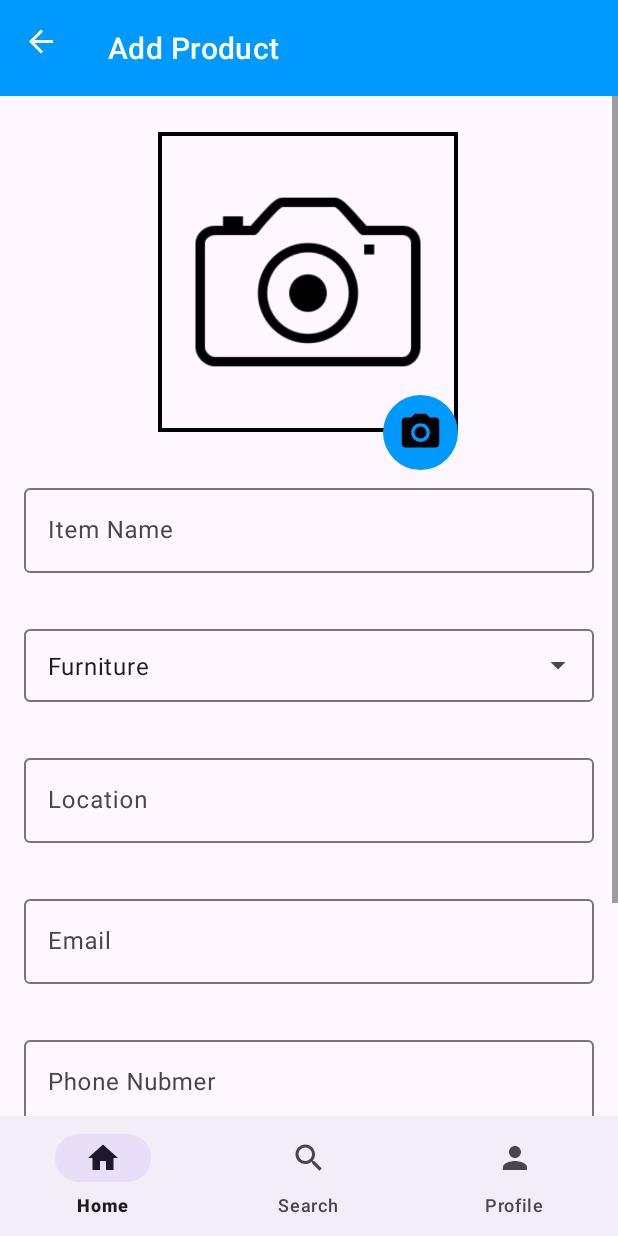
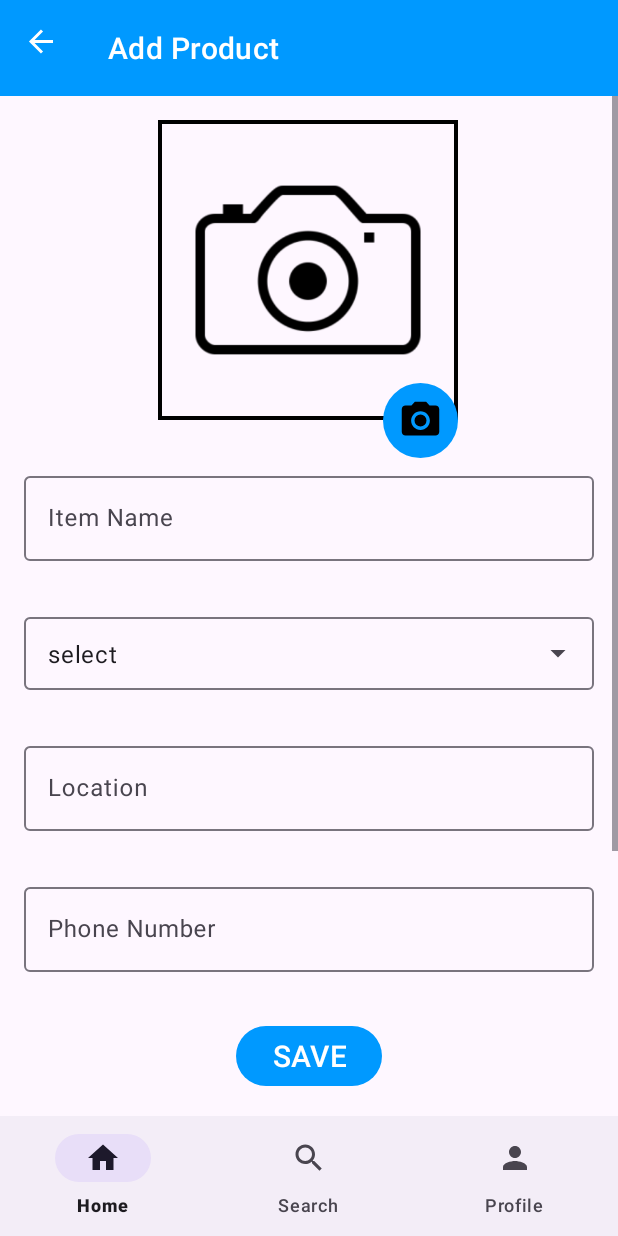
Before and after one commit to Theekshana/ReuseMarket, an Android app: the AddItemFragment screen opened through its navigation route, on a phone screen of 412 x 824 dp. Run offline under Robolectric (Android 15) with nearby library versions, the phone set to English and light mode, and no system bars; our stand-ins replace Dagger/Hilt's generated code, Firebase (no records; nobody signed in at launch, a user with empty details on screens opened directly), data binding, navigation-ui.

Commit message:
change data class

```diff
--- a/app/src/main/java/com/example/reusemarket/model/AllItem.kt
+++ b/app/src/main/java/com/example/reusemarket/model/AllItem.kt
@@ -11,6 +11,9 @@ data class AllItem(
     val itemImage: Uri? = null,
     val name: String? = null,
     val category: String? = null,
-    var email: String? = null
+    var email: String? = null,
+    var location: String? = null,
+    var phoneNumber: String? = null,
+    var description: String? = null,
 
 ): Parcelable
--- a/app/src/main/res/layout/fragment_add_item.xml
+++ b/app/src/main/res/layout/fragment_add_item.xml
@@ -3,39 +3,34 @@
     xmlns:app="http://schemas.android.com/apk/res-auto"
     xmlns:tools="http://schemas.android.com/tools">
 
+    <FrameLayout
+        android:layout_width="match_parent"
+        android:layout_height="match_parent">
+
+        <LinearLayout
+            android:layout_width="match_parent"
+            android:layout_height="match_parent"
+            android:orientation="vertical">
+
             <ScrollView
                 android:layout_width="match_parent"
-        android:layout_height="match_parent"
+                android:layout_height="0dp"
+                android:layout_weight="1"
                 android:fillViewport="true">
+
 
                 <androidx.constraintlayout.widget.ConstraintLayout
                     android:id="@+id/addItemLayout"
                     android:layout_width="match_parent"
                     android:layout_height="wrap_content"
-            tools:context=".views.data.AddItemFragment">
+                    tools:context=".views.additem.AddItemFragment">
 
-            <!--<com.google.android.material.appbar.AppBarLayout
-            android:id="@+id/appBarLayout2"
-            android:layout_width="0dp"
-            android:layout_height="wrap_content"
-            app:layout_constraintEnd_toEndOf="parent"
-            app:layout_constraintStart_toStartOf="parent"
-            app:layout_constraintTop_toTopOf="parent">
-
-            <com.google.android.material.appbar.MaterialToolbar
-                android:id="@+id/topAppBar"
-                style="@style/Widget.MaterialComponents.Toolbar.Primary"
-                android:layout_width="match_parent"
-                android:layout_height="?attr/actionBarSize"
-                app:title="@string/app_name" />
-
-        </com.google.android.material.appbar.AppBarLayout>-->
 
                     <com.google.android.material.imageview.ShapeableImageView
                         android:id="@+id/itemImageView"
                         android:layout_width="@dimen/imageView_layout_width"
                         android:layout_height="@dimen/imageView_layout_height"
-                android:layout_marginTop="24dp"
+                        android:layout_marginTop="16dp"
                         android:contentDescription="@string/todo"
                         android:scaleType="centerCrop"
                         android:src="@drawable/camera_icon"
@@ -100,12 +95,12 @@
                             android:layout_height="wrap_content"
                             android:layout_weight="1"
                             android:inputType="none"
-                    android:text="@string/furniture"
+                            android:text="@string/select"
                             tools:ignore="LabelFor,VisualLintTextFieldSize" />
                     </com.google.android.material.textfield.TextInputLayout>
 
                     <com.google.android.material.textfield.TextInputLayout
-                android:id="@+id/textInputLayout2"
+                        android:id="@+id/tiLocation"
                         android:layout_width="0dp"
                         android:layout_height="wrap_content"
                         android:layout_marginStart="@dimen/margin_start"
@@ -116,6 +111,7 @@
                         app:layout_constraintTop_toBottomOf="@+id/etCategory">
 
                         <com.google.android.material.textfield.TextInputEditText
+                            android:id="@+id/etLocation"
                             android:layout_width="match_parent"
                             android:layout_height="wrap_content"
                             android:hint="@string/Location"
@@ -123,7 +119,7 @@
                     </com.google.android.material.textfield.TextInputLayout>
 
                     <com.google.android.material.textfield.TextInputLayout
-                android:id="@+id/textInputLayout3"
+                        android:id="@+id/tiPhoneNumber"
                         android:layout_width="0dp"
                         android:layout_height="wrap_content"
                         android:layout_marginStart="@dimen/margin_start"
@@ -131,17 +127,19 @@
                         android:layout_marginEnd="@dimen/margin_end"
                         app:layout_constraintEnd_toEndOf="parent"
                         app:layout_constraintStart_toStartOf="parent"
-                app:layout_constraintTop_toBottomOf="@+id/textInputLayout2">
+                        app:layout_constraintTop_toBottomOf="@+id/tiLocation">
 
                         <com.google.android.material.textfield.TextInputEditText
+                            android:id="@+id/etPhoneNumber"
                             android:layout_width="match_parent"
                             android:layout_height="wrap_content"
-                    android:hint="@string/Email"
-                    tools:ignore="VisualLintTextFieldSize,TextContrastCheck" />
+                            android:hint="@string/phone_number"
+                            android:textColorHint="#546E7A"
+                            tools:ignore="TextContrastCheck,VisualLintTextFieldSize" />
                     </com.google.android.material.textfield.TextInputLayout>
 
                     <com.google.android.material.textfield.TextInputLayout
-                android:id="@+id/textInputLayout5"
+                        android:id="@+id/tiDescription"
                         android:layout_width="0dp"
                         android:layout_height="wrap_content"
                         android:layout_marginStart="@dimen/margin_start"
@@ -149,28 +147,10 @@
                         android:layout_marginEnd="@dimen/margin_end"
                         app:layout_constraintEnd_toEndOf="parent"
                         app:layout_constraintStart_toStartOf="parent"
-                app:layout_constraintTop_toBottomOf="@+id/textInputLayout3">
+                        app:layout_constraintTop_toBottomOf="@+id/tiPhoneNumber">
 
                         <com.google.android.material.textfield.TextInputEditText
-                    android:layout_width="match_parent"
-                    android:layout_height="wrap_content"
-                    android:hint="@string/phone_nubmer"
-                    android:textColorHint="#546E7A"
-                    tools:ignore="TextContrastCheck,VisualLintTextFieldSize" />
-            </com.google.android.material.textfield.TextInputLayout>
-
-            <com.google.android.material.textfield.TextInputLayout
-                android:id="@+id/textInputLayout6"
-                android:layout_width="0dp"
-                android:layout_height="wrap_content"
-                android:layout_marginStart="@dimen/margin_start"
-                android:layout_marginTop="@dimen/margin_top"
-                android:layout_marginEnd="@dimen/margin_end"
-                app:layout_constraintEnd_toEndOf="parent"
-                app:layout_constraintStart_toStartOf="parent"
-                app:layout_constraintTop_toBottomOf="@+id/textInputLayout5">
-
-                <com.google.android.material.textfield.TextInputEditText
+                            android:id="@+id/etDescription"
                             android:layout_width="match_parent"
                             android:layout_height="wrap_content"
                             android:hint="@string/description"
@@ -180,28 +160,30 @@
                             tools:ignore="TextContrastCheck,VisualLintTextFieldSize" />
                     </com.google.android.material.textfield.TextInputLayout>
 
+
+                </androidx.constraintlayout.widget.ConstraintLayout>
+
+
+            </ScrollView>
+
             <Button
                 android:id="@+id/btnAddItem"
                 android:layout_width="wrap_content"
                 android:layout_height="wrap_content"
-                android:layout_marginTop= "@dimen/margin_top"
+                android:layout_gravity="center_horizontal"
+                android:layout_marginTop="@dimen/margin_top"
                 android:text="@string/save"
-                android:textSize="@dimen/text_large"
-                app:layout_constraintEnd_toEndOf="parent"
-                app:layout_constraintStart_toStartOf="parent"
-                app:layout_constraintTop_toBottomOf="@+id/textInputLayout6" />
+                android:layout_marginBottom="16dp"
+                android:textSize="@dimen/text_large" />
+
+        </LinearLayout>
 
         <ProgressBar
             android:id="@+id/progressBar"
             style="?android:attr/progressBarStyle"
             android:layout_width="wrap_content"
             android:layout_height="wrap_content"
-                android:visibility="gone"
-                app:layout_constraintBottom_toTopOf="@+id/btnAddItem"
-                app:layout_constraintEnd_toEndOf="parent"
-                app:layout_constraintStart_toStartOf="parent"/>
-
-
-        </androidx.constraintlayout.widget.ConstraintLayout>
-    </ScrollView>
+            android:layout_gravity="center"
+            android:visibility="gone" />
+    </FrameLayout>
 </layout>
--- a/app/src/main/res/layout/fragment_update_item.xml
+++ b/app/src/main/res/layout/fragment_update_item.xml
@@ -152,7 +152,7 @@
                 <com.google.android.material.textfield.TextInputEditText
                     android:layout_width="match_parent"
                     android:layout_height="wrap_content"
-                    android:hint="@string/phone_nubmer"
+                    android:hint="@string/phone_number"
                     android:textColorHint="#546E7A"
                     tools:ignore="TextContrastCheck,VisualLintTextFieldSize" />
             </com.google.android.material.textfield.TextInputLayout>
--- a/app/src/main/res/values/strings.xml
+++ b/app/src/main/res/values/strings.xml
@@ -17,7 +17,7 @@
     <string name="item_name">Item Name</string>
     <string name="save">SAVE</string>
     <string name="todo">TODO</string>
-    <string name="phone_nubmer">Phone Nubmer</string>
+    <string name="phone_number">Phone Number</string>
     <string name="Email">Email</string>
     <string name="Location">Location</string>
     <string name="hint">hint</string>
@@ -30,6 +30,7 @@
     <string name="search">search</string>
     <string name="add_item_button">add_item_button</string>
     <string name="take_photo">Take Photo</string>
+    <string name="select">select</string>
 
     <string-array name="categories">
         <item>Furniture</item>
```
Lines whose indentation alone changed are shown as unchanged.
